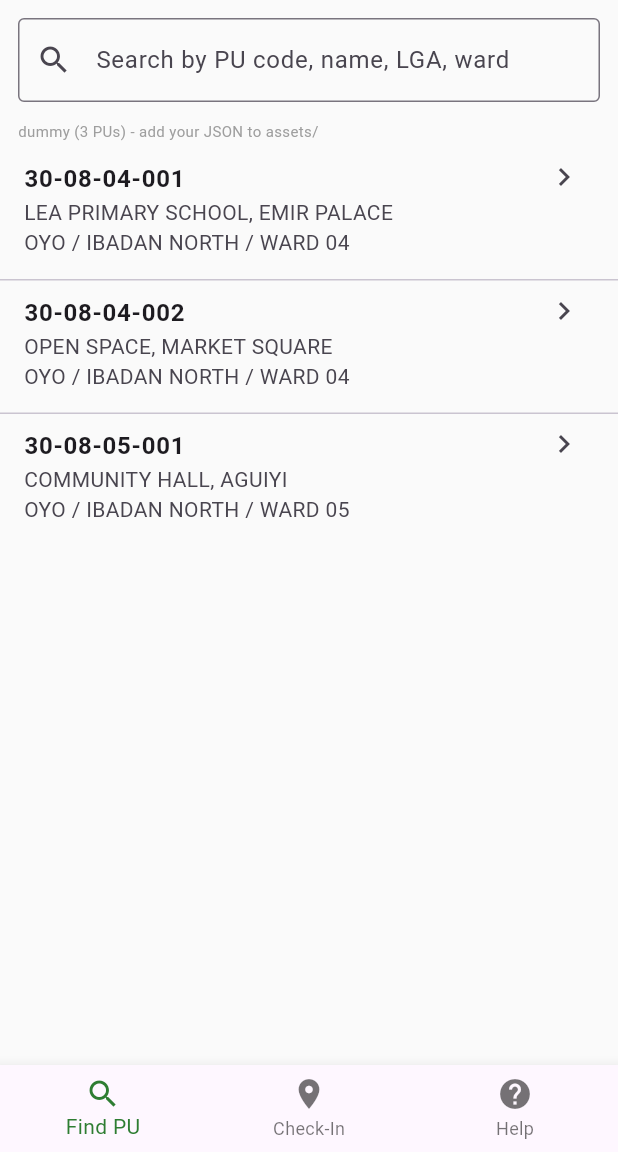
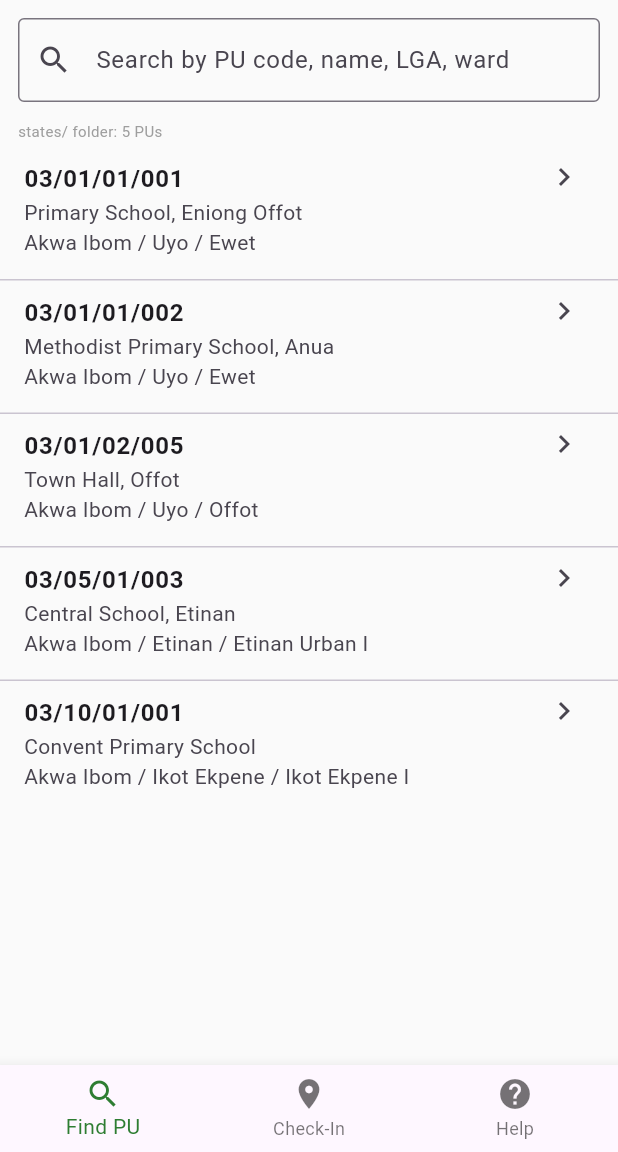
Before and after one commit to Emma-123-maker/pu-watch, a Flutter app: the screen it shows after launch, on a phone screen of 412 x 824 dp, the part 84-1236 px from its top. Run offline on Flutter 3.47's test engine with Material 3 defaults, Android fonts, the phone set to English and light mode, and no system bars; our stand-ins replace connectivity_plus, geolocator, hive_flutter, image_picker; accounts and stored records are empty.

Commit message:
Refactor PU search screen and improve loading logic

```diff
--- a/pu-watch/lib/screens/pu_search_screen.dart
+++ b/pu-watch/lib/screens/pu_search_screen.dart
@@ -15,7 +15,7 @@ class _PUSearchScreenState extends State<PUSearchScreen> {
   List<Map<String, dynamic>> _allPUs = [];
   List<Map<String, dynamic>> _filteredPUs = [];
   bool _isLoading = true;
-  String _loadedFrom = 'dummy';
+  String _info = '';
 
   @override
   void initState() {
@@ -31,135 +31,106 @@ class _PUSearchScreenState extends State<PUSearchScreen> {
     super.dispose();
   }
 
-  String _get(Map<String, dynamic> m, List<String> keys) {
+  String _g(Map<String, dynamic> m, List<String> keys) {
     for (var k in keys) {
-      if (m.containsKey(k) && m[k]!= null && m[k].toString().trim().isNotEmpty) {
-        return m[k].toString().trim();
-      }
+      if (m[k]!= null && m[k].toString().trim().isNotEmpty) return m[k].toString().trim();
     }
     return '';
   }
 
   Map<String, dynamic> _normalize(Map<String, dynamic> raw) {
-    final code = _get(raw, ['pu_code','code','PU_CODE','puCode','id','PUcode','delimitation']);
-    final name = _get(raw, ['pu_name','name','PU_NAME','polling_unit_name','puName']);
-    final lga = _get(raw, ['lga','lgaName','lga_name','LGA','LGA_NAME']);
-    final ward = _get(raw, ['ward','wardName','ward_name','WARD','WARD_NAME','reg_area']);
-    final state = _get(raw, ['state','stateName','state_name','STATE','STATE_NAME','stateCode']);
-    final stateCode = _get(raw, ['stateCode','state_code','state_code_id','STATE_CODE']);
-
     return {
-      'pu_code': code.isNotEmpty? code : 'PU',
-      'code': code.isNotEmpty? code : 'PU',
-      'pu_name': name.isNotEmpty? name : code,
-      'name': name.isNotEmpty? name : code,
-      'lga': lga,
-      'lgaName': lga,
-      'ward': ward,
-      'wardName': ward,
-      'state': state,
-      'stateName': state,
-      'stateCode': stateCode.isNotEmpty? stateCode : state,
-      // keep all original fields too
+      'pu_code': _g(raw, ['pu_code','code','PU_CODE','id','delimitation','puCode']),
+      'code': _g(raw, ['pu_code','code','PU_CODE','id']),
+      'pu_name': _g(raw, ['pu_name','name','PU_NAME','puName','polling_unit_name']),
+      'name': _g(raw, ['pu_name','name','PU_NAME','puName']),
+      'lga': _g(raw, ['lga','lgaName','lga_name','LGA']),
+      'ward': _g(raw, ['ward','wardName','ward_name','WARD','reg_area']),
+      'state': _g(raw, ['state','stateName','state_name','STATE','stateCode']),
+      'stateCode': _g(raw, ['stateCode','state_code','STATE_CODE','state']),
      ...raw,
     };
   }
 
   Future<void> _loadPUs() async {
-    // List of possible file locations - add yours here
-    final candidates = [
-      'assets/pu_data.json',
-      'assets/data/pu_data.json',
-      'assets/pus.json',
-      'assets/data/pus.json',
-      'assets/oyo_pus.json',
-      'assets/data/oyo_pus.json',
-      'assets/polling_units.json',
-      'assets/data/polling_units.json',
-      'assets/data.json',
+    List<Map<String, dynamic>> all = [];
+
+    // 1. Load pu_sample.json - your main file
+    try {
+      final s = await rootBundle.loadString('assets/data/pu_sample.json');
+      final d = jsonDecode(s);
+      List list = d is List? d : (d['data']?? d['polling_units']?? []);
+      all.addAll(list.map((e) => _normalize(Map<String, dynamic>.from(e))));
+      _info = 'pu_sample.json: ${all.length}';
+    } catch (e) {
+      _info = 'pu_sample.json failed: $e';
+    }
+
+    // 2. Also try states_index.json + all state files if sample is small
+    if (all.length < 100) {
+      try {
+        final indexStr = await rootBundle.loadString('assets/data/states_index.json');
+        final indexData = jsonDecode(indexStr);
+        List states = indexData is List? indexData : (indexData['states']?? []);
+
+        for (var st in states) {
+          String code = '';
+          if (st is Map) code = _g(Map<String, dynamic>.from(st), ['code','stateCode','id']);
+          if (st is String) code = st;
+          if (code.isEmpty) continue;
+
+          final paths = [
+            'assets/data/states/$code.json',
+            'assets/data/states/${code.toLowerCase()}.json',
+            'assets/data/states/${code.toUpperCase()}.json',
+            'assets/data/states/30.json', // Oyo fallback
           ];
 
-    for (var path in candidates) {
+          for (var p in paths) {
             try {
-        final jsonString = await rootBundle.loadString(path);
-        final dynamic decoded = jsonDecode(jsonString);
-        List<dynamic> list;
-        if (decoded is List) {
-          list = decoded;
-        } else if (decoded is Map && decoded.containsKey('data')) {
-          list = decoded['data'] as List;
-        } else if (decoded is Map && decoded.containsKey('polling_units')) {
-          list = decoded['polling_units'] as List;
-        } else {
-          continue;
+              final s = await rootBundle.loadString(p);
+              final d = jsonDecode(s);
+              List list = d is List? d : (d['data']?? d['pus']?? []);
+              final norm = list.map((e) => _normalize(Map<String, dynamic>.from(e))).toList();
+              if (norm.isNotEmpty) {
+                all.addAll(norm);
+                break;
+              }
+            } catch (_) {}
+          }
+        }
+        if (all.length > 3) _info = 'states/ folder: ${all.length} PUs';
+      } catch (_) {}
     }
 
-        final normalized = list.map((e) => _normalize(Map<String, dynamic>.from(e as Map))).toList();
-
-        if (normalized.isNotEmpty) {
-          setState(() {
-            _allPUs = normalized;
-            _filteredPUs = normalized;
-            _isLoading = false;
-            _loadedFrom = '$path (${normalized.length} PUs)';
-          });
-          return;
-        }
-      } catch (_) {
-        // try next path
-      }
+    if (all.isEmpty) {
+      all = [
+        _normalize({'pu_code':'30-08-04-001','pu_name':'LEA PRIMARY SCHOOL, EMIR PALACE','lga':'IBADAN NORTH','ward':'WARD 04','state':'OYO','stateCode':'30'}),
+        _normalize({'pu_code':'30-08-04-002','pu_name':'OPEN SPACE, MARKET SQUARE','lga':'IBADAN NORTH','ward':'WARD 04','state':'OYO'}),
+        _normalize({'pu_code':'30-08-05-001','pu_name':'COMMUNITY HALL, AGUIYI','lga':'IBADAN NORTH','ward':'WARD 05','state':'OYO'}),
+      ];
+      _info = 'Using dummy (assets not found)';
     }
 
-    // Fallback - your 3 Ibadan North PUs
-    final List<Map<String, dynamic>> dummyData = [
-      {
-        'pu_code': '30-08-04-001',
-        'pu_name': 'LEA PRIMARY SCHOOL, EMIR PALACE',
-        'lga': 'IBADAN NORTH', 'ward': 'WARD 04', 'state': 'OYO', 'stateCode': '30',
-      },
-      {
-        'pu_code': '30-08-04-002',
-        'pu_name': 'OPEN SPACE, MARKET SQUARE',
-        'lga': 'IBADAN NORTH', 'ward': 'WARD 04', 'state': 'OYO', 'stateCode': '30',
-      },
-      {
-        'pu_code': '30-08-05-001',
-        'pu_name': 'COMMUNITY HALL, AGUIYI',
-        'lga': 'IBADAN NORTH', 'ward': 'WARD 05', 'state': 'OYO', 'stateCode': '30',
-      },
-    ].map((e) => _normalize(e)).toList();
-
     setState(() {
-      _allPUs = dummyData;
-      _filteredPUs = dummyData;
+      _allPUs = all;
+      _filteredPUs = all;
       _isLoading = false;
-      _loadedFrom = 'dummy (3 PUs) - add your JSON to assets/';
     });
   }
 
   void _onSearchChanged() {
-    final query = _searchController.text.toLowerCase().trim();
-    if (query.isEmpty) {
-      setState(() => _filteredPUs = _allPUs);
-      return;
-    }
+    final q = _searchController.text.toLowerCase().trim();
+    if (q.isEmpty) { setState(() => _filteredPUs = _allPUs); return; }
     setState(() {
       _filteredPUs = _allPUs.where((pu) {
-        final code = (pu['pu_code']?? '').toString().toLowerCase();
-        final name = (pu['pu_name']?? '').toString().toLowerCase();
-        final lga = (pu['lga']?? '').toString().toLowerCase();
-        final ward = (pu['ward']?? '').toString().toLowerCase();
-        final state = (pu['state']?? '').toString().toLowerCase();
-        return code.contains(query) || name.contains(query) || lga.contains(query) || ward.contains(query) || state.contains(query);
+        return pu.values.join(' ').toLowerCase().contains(q);
       }).toList();
     });
   }
 
   void _openPU(Map<String, dynamic> pu) {
-    Navigator.push(
-      context,
-      MaterialPageRoute(builder: (context) => PUDetailScreen(pu: Map<String, dynamic>.from(pu))),
-    );
+    Navigator.push(context, MaterialPageRoute(builder: (_) => PUDetailScreen(pu: Map<String, dynamic>.from(pu))));
   }
 
   @override
@@ -176,39 +147,25 @@ class _PUSearchScreenState extends State<PUSearchScreen> {
                 labelText: 'Search by PU code, name, LGA, ward',
                 prefixIcon: const Icon(Icons.search),
                 border: const OutlineInputBorder(),
-                suffixIcon: _searchController.text.isNotEmpty
-                   ? IconButton(icon: const Icon(Icons.clear), onPressed: () => _searchController.clear())
-                    : null,
+                suffixIcon: _searchController.text.isNotEmpty? IconButton(icon: const Icon(Icons.clear), onPressed: ()=> _searchController.clear()): null,
               ),
             ),
           ),
-          Padding(
-            padding: const EdgeInsets.symmetric(horizontal: 12),
-            child: Align(alignment: Alignment.centerLeft, child: Text(_loadedFrom, style: const TextStyle(fontSize: 10, color: Colors.grey))),
-          ),
+          Padding(padding: const EdgeInsets.symmetric(horizontal: 12), child: Align(alignment: Alignment.centerLeft, child: Text(_info, style: const TextStyle(fontSize: 10, color: Colors.grey)))),
           const SizedBox(height: 4),
-          if (_isLoading)
-            const Expanded(child: Center(child: CircularProgressIndicator()))
-          else
-            Expanded(
-              child: _filteredPUs.isEmpty
-                 ? const Center(child: Text('No PU found'))
-                  : ListView.separated(
+          if (_isLoading) const Expanded(child: Center(child: CircularProgressIndicator()))
+          else Expanded(
+            child: ListView.separated(
               itemCount: _filteredPUs.length,
-                      separatorBuilder: (_, __) => const Divider(height: 1),
-                      itemBuilder: (context, index) {
-                        final pu = _filteredPUs[index];
-                        final code = pu['pu_code']?? 'PU';
-                        final name = pu['pu_name']?? code;
-                        final lga = pu['lga']?? '';
-                        final ward = pu['ward']?? '';
-                        final state = pu['state']?? pu['stateCode']?? '';
+              separatorBuilder: (_,__)=> const Divider(height:1),
+              itemBuilder: (context, i) {
+                final pu = _filteredPUs[i];
                 return ListTile(
-                          title: Text(code.toString(), style: const TextStyle(fontWeight: FontWeight.bold)),
-                          subtitle: Text('$name\n$state / $lga / $ward'),
+                  title: Text(pu['pu_code'].toString(), style: const TextStyle(fontWeight: FontWeight.bold)),
+                  subtitle: Text('${pu['pu_name']}\n${pu['state']} / ${pu['lga']} / ${pu['ward']}'),
                   isThreeLine: true,
                   trailing: const Icon(Icons.chevron_right),
-                          onTap: () => _openPU(pu),
+                  onTap: ()=> _openPU(pu),
                 );
               },
             ),
```
Lines whose indentation alone changed are shown as unchanged.
